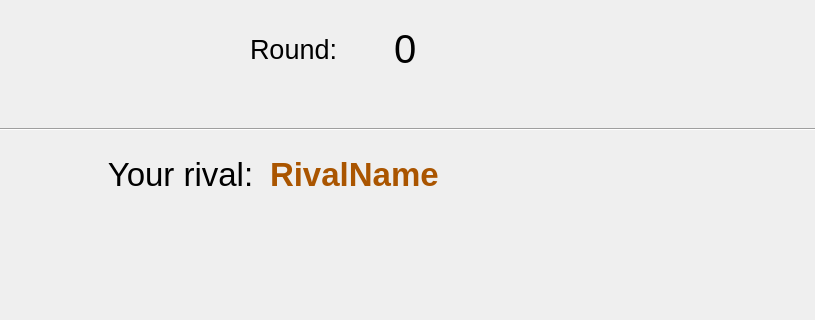
Above: client/guessnum.ui from lsxk-jwj/Simple-Qt5-game-system before the change; both pictures show x 0 to 815 and y 441 to 761 of the 815 by 761 pixel window. Below: the same form after it.
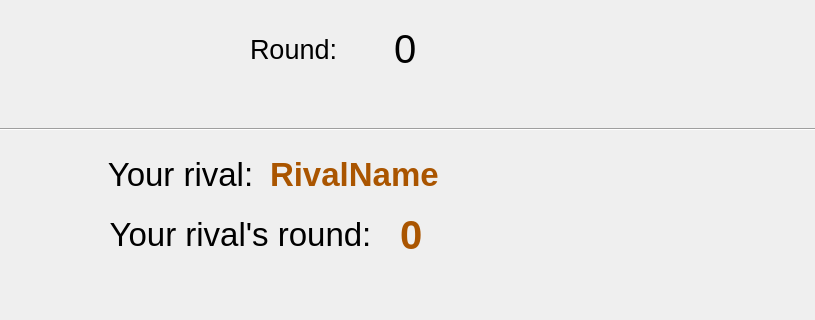
That is the form after the change.

Patch:
```diff
--- a/client/guessnum.ui
+++ b/client/guessnum.ui
@@ -209,6 +209,53 @@
     <set>Qt::AlignLeading|Qt::AlignLeft|Qt::AlignVCenter</set>
    </property>
   </widget>
+  <widget class="QLabel" name="label_8">
+   <property name="geometry">
+    <rect>
+     <x>100</x>
+     <y>640</y>
+     <width>281</width>
+     <height>71</height>
+    </rect>
+   </property>
+   <property name="font">
+    <font>
+     <pointsize>25</pointsize>
+    </font>
+   </property>
+   <property name="text">
+    <string>Your rival's round:</string>
+   </property>
+   <property name="alignment">
+    <set>Qt::AlignCenter</set>
+   </property>
+  </widget>
+  <widget class="QLabel" name="RivalRound">
+   <property name="geometry">
+    <rect>
+     <x>400</x>
+     <y>640</y>
+     <width>281</width>
+     <height>71</height>
+    </rect>
+   </property>
+   <property name="font">
+    <font>
+     <pointsize>30</pointsize>
+     <weight>75</weight>
+     <bold>true</bold>
+    </font>
+   </property>
+   <property name="styleSheet">
+    <string notr="true">color: rgb(170, 85, 0)</string>
+   </property>
+   <property name="text">
+    <string>0</string>
+   </property>
+   <property name="alignment">
+    <set>Qt::AlignLeading|Qt::AlignLeft|Qt::AlignVCenter</set>
+   </property>
+  </widget>
  </widget>
  <resources/>
  <connections/>
```
